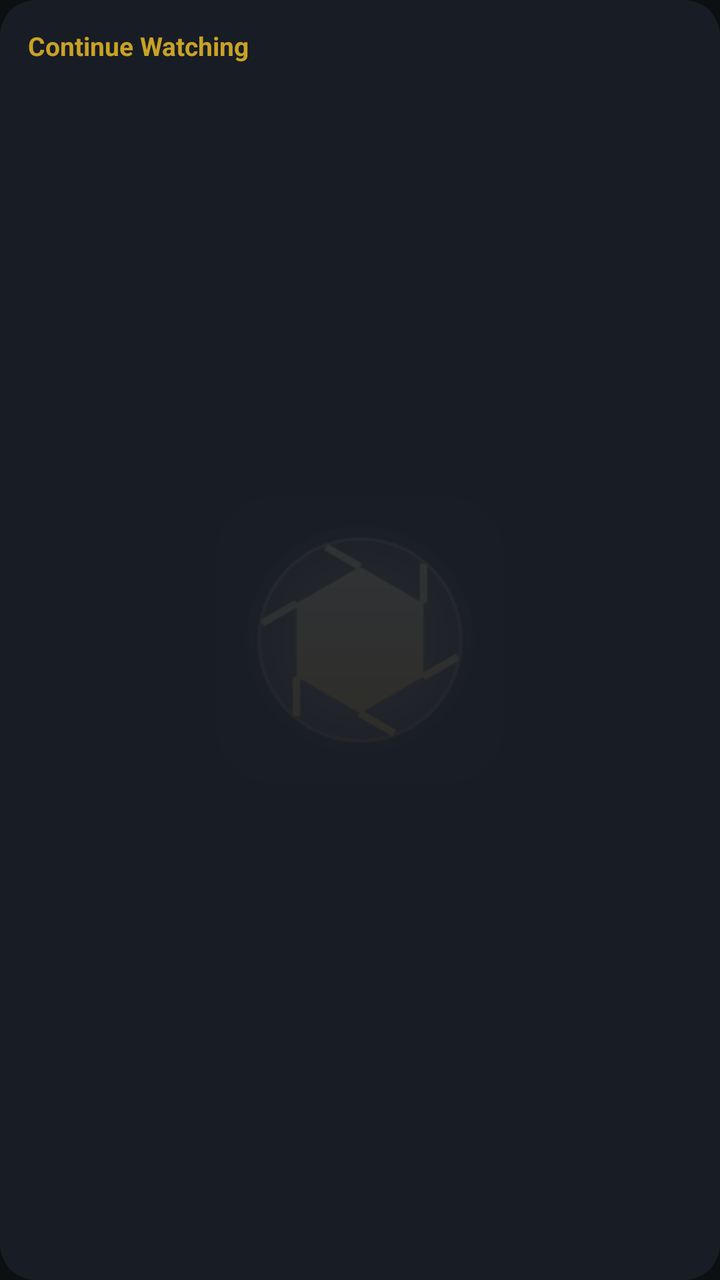
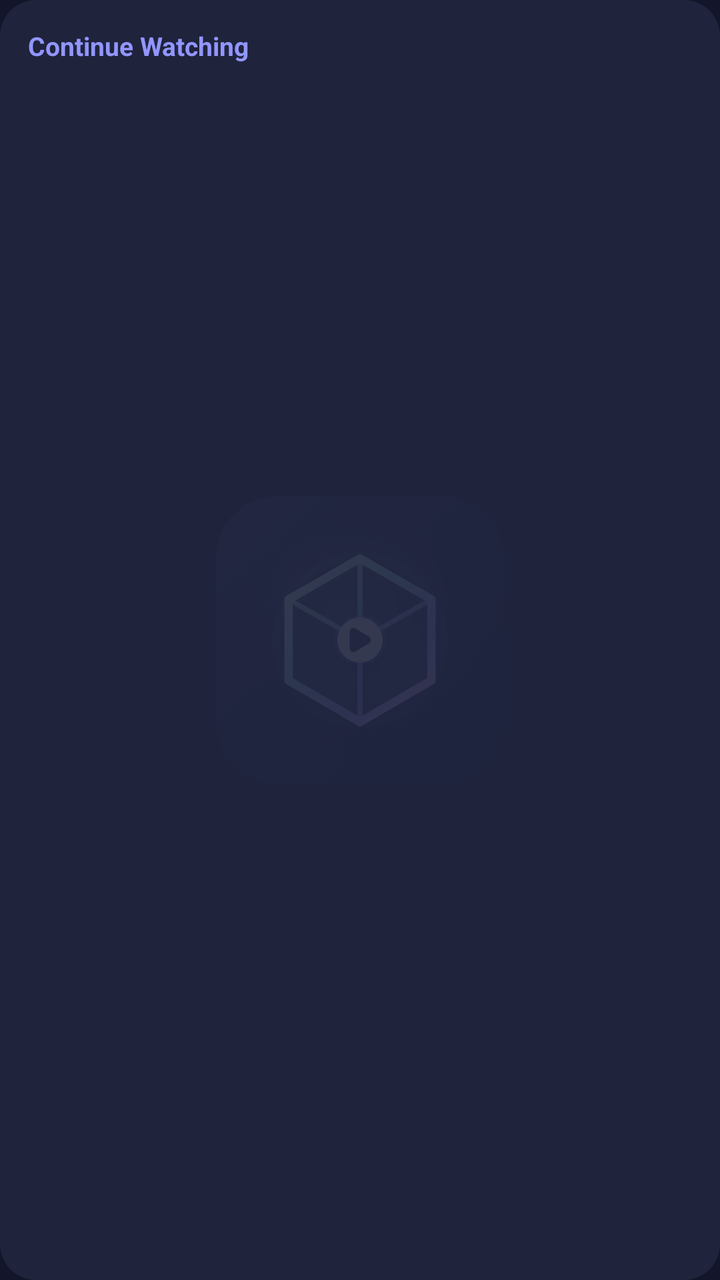

An Android layout rendered at two revisions. The XML below is the earlier revision; the diff shows what the commit changed to produce the second picture.
<!-- AndroidManifest.xml: application theme Theme.Lumiere -->
<!-- res/layout/widget_resume.xml -->
<?xml version="1.0" encoding="utf-8"?>
<LinearLayout xmlns:android="http://schemas.android.com/apk/res/android"
    android:id="@+id/widget_root"
    android:layout_width="match_parent"
    android:layout_height="match_parent"
    android:orientation="vertical"
    android:padding="14dp"
    android:background="@drawable/widget_background">
    <TextView
        android:layout_width="wrap_content"
        android:layout_height="wrap_content"
        android:text="Continue Watching"
        android:textColor="#C9A227"
        android:textSize="13sp"
        android:textStyle="bold" />
    <TextView android:id="@+id/widget_row1" style="@style/WidgetRow" />
    <TextView android:id="@+id/widget_row2" style="@style/WidgetRow" />
    <TextView android:id="@+id/widget_row3" style="@style/WidgetRow" />
</LinearLayout>
<!-- resources referenced by this layout -->
<resources>
  <!-- drawable widget_background (drawable) -->
  <?xml version="1.0" encoding="utf-8"?>
  <shape xmlns:android="http://schemas.android.com/apk/res/android">
      <solid android:color="#E61A1F26" />
      <corners android:radius="18dp" />
  </shape>
  <style name="WidgetRow">
          <item name="android:layout_width">match_parent</item>
          <item name="android:layout_height">wrap_content</item>
          <item name="android:paddingTop">8dp</item>
          <item name="android:textColor">#F2F4F7</item>
          <item name="android:textSize">15sp</item>
          <item name="android:maxLines">1</item>
          <item name="android:ellipsize">end</item>
      </style>
  <style name="Theme.Lumiere" parent="android:Theme.Material.NoActionBar">
          <item name="android:windowBackground">@drawable/boot</item>
          <item name="android:statusBarColor">@color/canvas</item>
          <item name="android:navigationBarColor">@color/canvas</item>
      </style>
  <!-- drawable boot (drawable) -->
  <?xml version="1.0" encoding="utf-8"?>
  <layer-list xmlns:android="http://schemas.android.com/apk/res/android">
      <item android:drawable="@color/canvas" />
      <item android:width="144dp" android:height="144dp" android:gravity="center">
          <bitmap android:src="@drawable/boot_icon" android:gravity="fill" />
      </item>
  </layer-list>
  <color name="canvas">#0D0F12</color>
  <!-- drawable boot_icon: png bitmap (drawable-nodpi, 26510 bytes) -->
</resources>

<!-- the commit's change to res/layout/widget_resume.xml (unified diff, before → after) -->
@@ -10,7 +10,7 @@
         android:layout_width="wrap_content"
         android:layout_height="wrap_content"
         android:text="Continue Watching"
-        android:textColor="#C9A227"
+        android:textColor="#9296FF"
         android:textSize="13sp"
         android:textStyle="bold" />
     <TextView android:id="@+id/widget_row1" style="@style/WidgetRow" />
<!-- resource entries referenced after the edit -->
@@ -3,14 +3,14 @@
   <!-- drawable widget_background (drawable) -->
   <?xml version="1.0" encoding="utf-8"?>
   <shape xmlns:android="http://schemas.android.com/apk/res/android">
-      <solid android:color="#E61A1F26" />
+      <solid android:color="#E621253F" />
       <corners android:radius="18dp" />
   </shape>
   <style name="WidgetRow">
           <item name="android:layout_width">match_parent</item>
           <item name="android:layout_height">wrap_content</item>
           <item name="android:paddingTop">8dp</item>
-          <item name="android:textColor">#F2F4F7</item>
+          <item name="android:textColor">#F3F4FA</item>
           <item name="android:textSize">15sp</item>
           <item name="android:maxLines">1</item>
           <item name="android:ellipsize">end</item>
@@ -28,7 +28,7 @@
           <bitmap android:src="@drawable/boot_icon" android:gravity="fill" />
       </item>
   </layer-list>
-  <color name="canvas">#0D0F12</color>
-  <!-- drawable boot_icon: png bitmap (drawable-nodpi, 26510 bytes) -->
+  <color name="canvas">#13162A</color>
+  <!-- drawable boot_icon: png bitmap (drawable-nodpi, 223020 bytes) -->
 </resources>
 
